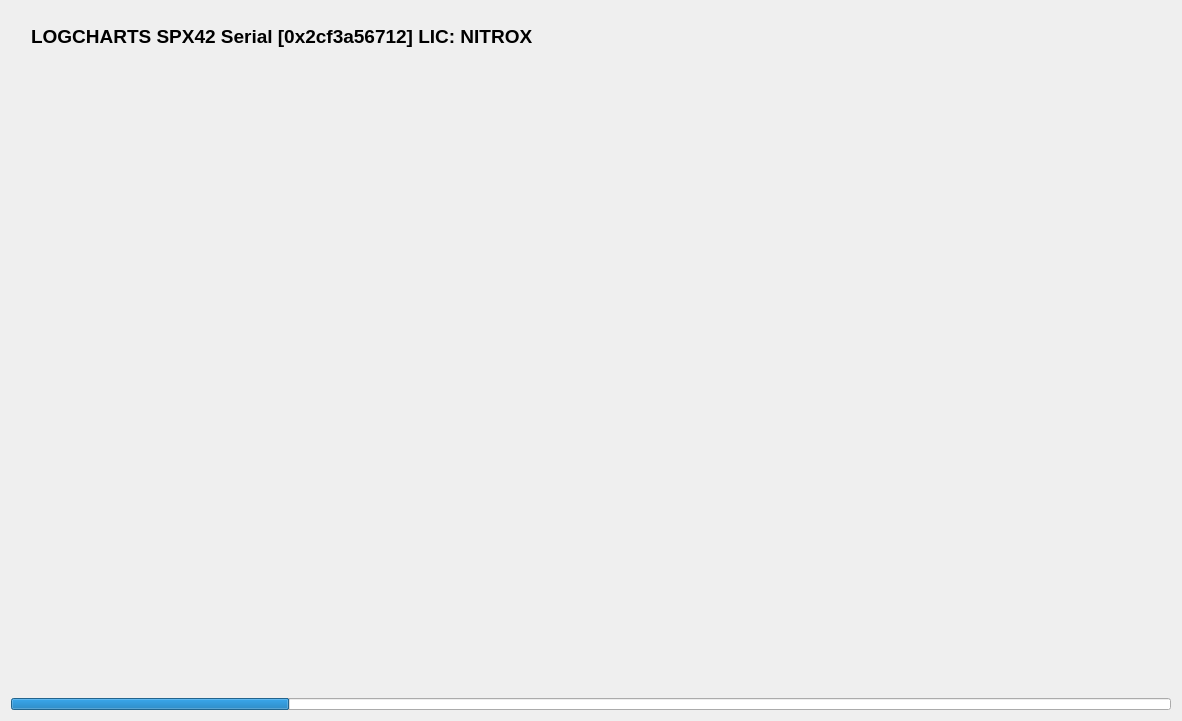
Qt form src/ui/ChartsFragment.ui (dmarc0001/spx42Control) before a commit.
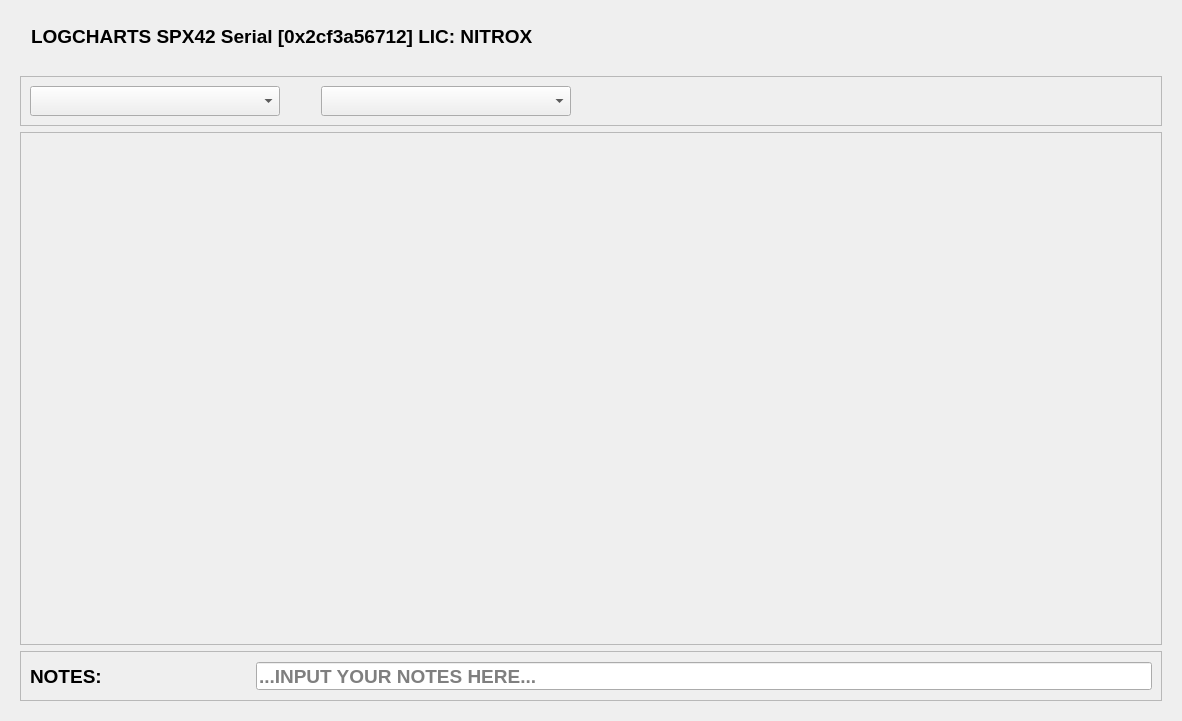
The same form after that commit.

Commit message: - bugfix: Absturz bei delete fragment behoben, werden nun sauber entfernt - Chart Fragment vorbereitet

Diff of the .ui file:
```diff
--- a/src/ui/ChartsFragment.ui
+++ b/src/ui/ChartsFragment.ui
@@ -103,34 +103,223 @@
     </widget>
    </item>
    <item>
-    <widget class="QWidget" name="bodyWidget" native="true"/>
-   </item>
-   <item>
-    <widget class="QProgressBar" name="transferProgressBar">
-     <property name="minimumSize">
-      <size>
-       <width>0</width>
-       <height>12</height>
-      </size>
-     </property>
-     <property name="maximumSize">
-      <size>
-       <width>16777215</width>
-       <height>12</height>
-      </size>
-     </property>
-     <property name="statusTip">
-      <string>transfer status...</string>
-     </property>
-     <property name="value">
-      <number>24</number>
-     </property>
-     <property name="textVisible">
-      <bool>false</bool>
-     </property>
-     <property name="format">
-      <string notr="true">%p%</string>
-     </property>
+    <widget class="QWidget" name="bodyWidget" native="true">
+     <layout class="QVBoxLayout" name="verticalLayout_2">
+      <item>
+       <widget class="QFrame" name="headFrame">
+        <property name="minimumSize">
+         <size>
+          <width>0</width>
+          <height>45</height>
+         </size>
+        </property>
+        <property name="maximumSize">
+         <size>
+          <width>16777215</width>
+          <height>50</height>
+         </size>
+        </property>
+        <property name="frameShape">
+         <enum>QFrame::StyledPanel</enum>
+        </property>
+        <property name="frameShadow">
+         <enum>QFrame::Raised</enum>
+        </property>
+        <property name="lineWidth">
+         <number>2</number>
+        </property>
+        <layout class="QHBoxLayout" name="horizontalLayout">
+         <item>
+          <widget class="QComboBox" name="deviceSelectComboBox">
+           <property name="minimumSize">
+            <size>
+             <width>250</width>
+             <height>24</height>
+            </size>
+           </property>
+           <property name="maximumSize">
+            <size>
+             <width>280</width>
+             <height>65535</height>
+            </size>
+           </property>
+           <property name="font">
+            <font>
+             <pointsize>16</pointsize>
+             <weight>50</weight>
+             <bold>false</bold>
+            </font>
+           </property>
+           <property name="statusTip">
+            <string>select device for display data...</string>
+           </property>
+           <property name="currentText">
+            <string/>
+           </property>
+          </widget>
+         </item>
+         <item>
+          <spacer name="horizontalSpacer_3">
+           <property name="orientation">
+            <enum>Qt::Horizontal</enum>
+           </property>
+           <property name="sizeType">
+            <enum>QSizePolicy::Preferred</enum>
+           </property>
+           <property name="sizeHint" stdset="0">
+            <size>
+             <width>35</width>
+             <height>20</height>
+            </size>
+           </property>
+          </spacer>
+         </item>
+         <item>
+          <widget class="QComboBox" name="diveSelectComboBox">
+           <property name="minimumSize">
+            <size>
+             <width>250</width>
+             <height>24</height>
+            </size>
+           </property>
+           <property name="maximumSize">
+            <size>
+             <width>280</width>
+             <height>65535</height>
+            </size>
+           </property>
+           <property name="font">
+            <font>
+             <pointsize>16</pointsize>
+             <weight>50</weight>
+             <bold>false</bold>
+            </font>
+           </property>
+           <property name="statusTip">
+            <string>select dive for display data...</string>
+           </property>
+           <property name="currentText">
+            <string/>
+           </property>
+          </widget>
+         </item>
+         <item>
+          <spacer name="horizontalSpacer_4">
+           <property name="orientation">
+            <enum>Qt::Horizontal</enum>
+           </property>
+           <property name="sizeHint" stdset="0">
+            <size>
+             <width>567</width>
+             <height>20</height>
+            </size>
+           </property>
+          </spacer>
+         </item>
+        </layout>
+       </widget>
+      </item>
+      <item>
+       <widget class="QFrame" name="chartFrame">
+        <property name="frameShape">
+         <enum>QFrame::StyledPanel</enum>
+        </property>
+        <property name="frameShadow">
+         <enum>QFrame::Raised</enum>
+        </property>
+        <layout class="QVBoxLayout" name="verticalLayout_3">
+         <item>
+          <widget class="QWidget" name="placeHolderWidget" native="true"/>
+         </item>
+        </layout>
+       </widget>
+      </item>
+      <item>
+       <widget class="QFrame" name="noteFrame">
+        <property name="minimumSize">
+         <size>
+          <width>0</width>
+          <height>50</height>
+         </size>
+        </property>
+        <property name="maximumSize">
+         <size>
+          <width>16777215</width>
+          <height>50</height>
+         </size>
+        </property>
+        <property name="frameShape">
+         <enum>QFrame::StyledPanel</enum>
+        </property>
+        <property name="frameShadow">
+         <enum>QFrame::Raised</enum>
+        </property>
+        <layout class="QHBoxLayout" name="horizontalLayout_3">
+         <item>
+          <widget class="QLabel" name="noteLabel">
+           <property name="minimumSize">
+            <size>
+             <width>220</width>
+             <height>21</height>
+            </size>
+           </property>
+           <property name="maximumSize">
+            <size>
+             <width>16777215</width>
+             <height>28</height>
+            </size>
+           </property>
+           <property name="font">
+            <font>
+             <pointsize>14</pointsize>
+             <weight>75</weight>
+             <bold>true</bold>
+            </font>
+           </property>
+           <property name="text">
+            <string>NOTES:</string>
+           </property>
+           <property name="margin">
+            <number>0</number>
+           </property>
+           <property name="indent">
+            <number>-4</number>
+           </property>
+          </widget>
+         </item>
+         <item>
+          <widget class="QLineEdit" name="notesLineEdit">
+           <property name="minimumSize">
+            <size>
+             <width>250</width>
+             <height>21</height>
+            </size>
+           </property>
+           <property name="maximumSize">
+            <size>
+             <width>16777215</width>
+             <height>28</height>
+            </size>
+           </property>
+           <property name="font">
+            <font>
+             <pointsize>14</pointsize>
+             <weight>75</weight>
+             <bold>true</bold>
+            </font>
+           </property>
+           <property name="statusTip">
+            <string>describes the dive as an note...</string>
+           </property>
+           <property name="placeholderText">
+            <string>...INPUT YOUR NOTES HERE...</string>
+           </property>
+          </widget>
+         </item>
+        </layout>
+       </widget>
+      </item>
+     </layout>
     </widget>
    </item>
   </layout>
```
The commit also changes 16 other files.
